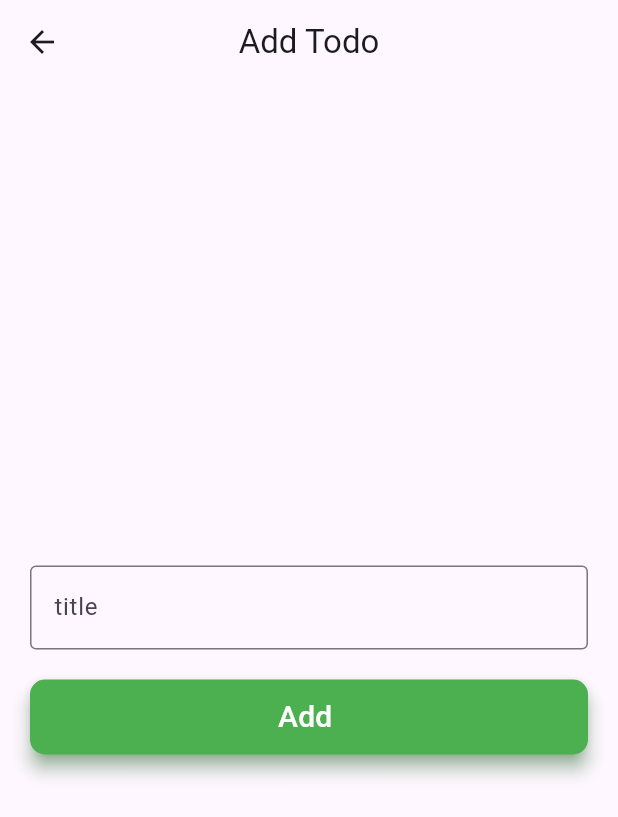
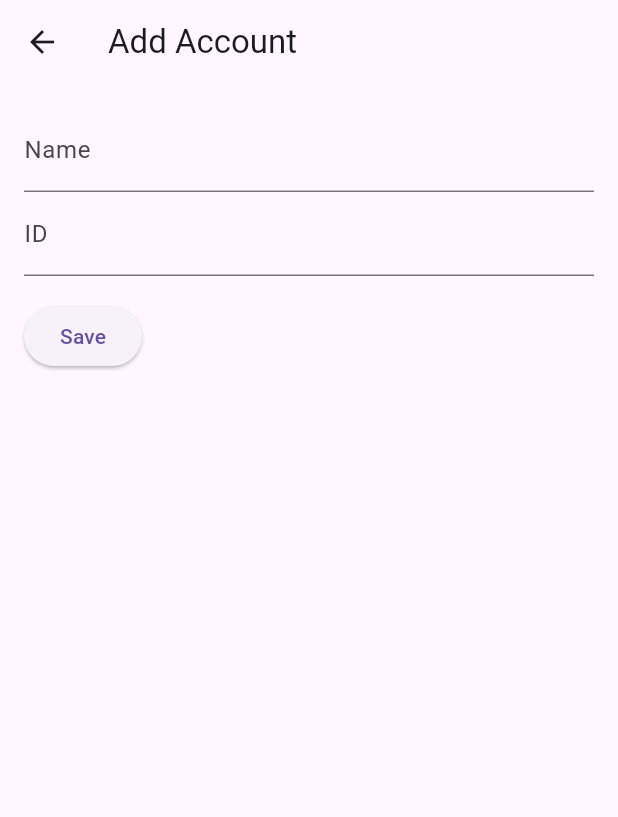
Before and after one commit to yasinpalash/All-Flutter-Resource, a Flutter app: the screen it shows after launch, after a tap on the "add" icon, on a phone screen of 412 x 824 dp. Shown: the top 817 px of the screen. Run offline on Flutter 3.47's test engine with Material 3 defaults, Android fonts, the light colour scheme and no system bars; our stand-ins replace get, hive; accounts and stored records are empty; generated files the repository leaves out were written again.

Commit message:
hive-database-design

```diff
--- /dev/null
+++ b/lib/Screens/account_list_screen.dart
@@ -0,0 +1,53 @@
+import 'package:flutter/material.dart';
+import 'package:hive/hive.dart';
+import '../modal_class/account_model.dart';
+import 'book_list_screen.dart';
+import 'add_account_screen.dart';
+
+class AccountListScreen extends StatelessWidget {
+  @override
+  Widget build(BuildContext context) {
+    return Scaffold(
+      appBar: AppBar(
+        title: Text('Accounts'),
+      ),
+      body: FutureBuilder(
+        future: Hive.openBox<AccountModel>('accounts'),
+        builder: (context, snapshot) {
+          if (snapshot.connectionState == ConnectionState.done) {
+            var accountsBox = Hive.box<AccountModel>('accounts');
+            return ListView.builder(
+              itemCount: accountsBox.length,
+              itemBuilder: (context, index) {
+                AccountModel account = accountsBox.getAt(index)!;
+                return ListTile(
+                  title: Text(account.name),
+                  subtitle: Text(account.id),
+                  onTap: () {
+                    Navigator.push(
+                      context,
+                      MaterialPageRoute(
+                        builder: (context) => BookListScreen(account: account),
+                      ),
+                    );
+                  },
+                );
+              },
+            );
+          } else {
+            return Center(child: CircularProgressIndicator());
+          }
+        },
+      ),
+      floatingActionButton: FloatingActionButton(
+        onPressed: () {
+          Navigator.push(
+            context,
+            MaterialPageRoute(builder: (context) => AddAccountScreen()),
+          );
+        },
+        child: Icon(Icons.add),
+      ),
+    );
+  }
+}
--- /dev/null
+++ b/lib/Screens/add_account_screen.dart
@@ -0,0 +1,45 @@
+import 'package:flutter/material.dart';
+import 'package:hive/hive.dart';
+import '../modal_class/account_model.dart';
+
+class AddAccountScreen extends StatelessWidget {
+  final TextEditingController nameController = TextEditingController();
+  final TextEditingController idController = TextEditingController();
+
+  @override
+  Widget build(BuildContext context) {
+    return Scaffold(
+      appBar: AppBar(
+        title: Text('Add Account'),
+      ),
+      body: Padding(
+        padding: EdgeInsets.all(16.0),
+        child: Column(
+          crossAxisAlignment: CrossAxisAlignment.start,
+          children: [
+            TextField(
+              controller: nameController,
+              decoration: InputDecoration(labelText: 'Name'),
+            ),
+            TextField(
+              controller: idController,
+              decoration: InputDecoration(labelText: 'ID'),
+            ),
+            SizedBox(height: 16.0),
+            ElevatedButton(
+              onPressed: () async {
+                var accountsBox = Hive.box<AccountModel>('accounts');
+                await accountsBox.add(AccountModel(
+                  nameController.text,
+                  idController.text,
+                ));
+                Navigator.pop(context);
+              },
+              child: Text('Save'),
+            ),
+          ],
+        ),
+      ),
+    );
+  }
+}
--- a/lib/Screens/add_todo.dart
+++ /dev/null
@@ -1,62 +0,0 @@
-import 'package:all_flutter_resource/modal_class/todo.dart';
-import 'package:flutter/material.dart';
-import 'package:hive/hive.dart';
-
-class AddTodo extends StatelessWidget {
-  AddTodo({super.key});
-
-  TextEditingController titleTEController = TextEditingController();
-  Box todoBox = Hive.box<Todo>('todo');
-  @override
-  Widget build(BuildContext context) {
-    return Scaffold(
-      appBar: AppBar(
-        title: const Text('Add Todo'),
-        centerTitle: true,
-      ),
-      body: Padding(
-        padding: const EdgeInsets.all(20),
-        child: Column(
-          mainAxisAlignment: MainAxisAlignment.center,
-          children: [
-            TextField(
-              controller: titleTEController,
-              decoration: const InputDecoration(
-                  label: Text('title'), border: OutlineInputBorder()),
-            ),
-            const SizedBox(
-              height: 20,
-            ),
-            Container(
-              height: 50,
-              width: double.infinity,
-              child: ElevatedButton(
-                style: ElevatedButton.styleFrom(
-                  backgroundColor: Colors.green,
-                  shadowColor: Colors.green,
-                  elevation: 5,
-                  shape: RoundedRectangleBorder(
-                    borderRadius: BorderRadius.circular(10),
-                  ),
-                  padding: const EdgeInsets.all(0.0),
-                ),
-                onPressed: () {
-                  if (titleTEController.text != '') {
-                    Todo newTodo =
-                        Todo(title: titleTEController.text, isCompleted: false);
-                    todoBox.add(newTodo);
-                    Navigator.pop(context);
-                  }
-                },
-                child: const Text(
-                  'Add ',
-                  style: TextStyle(fontSize: 20, color: Colors.white),
-                ),
-              ),
-            )
-          ],
-        ),
-      ),
-    );
-  }
-}
--- a/lib/Screens/homescreen.dart
+++ /dev/null
@@ -1,137 +0,0 @@
-import 'package:flutter/material.dart';
-import 'package:hive_flutter/adapters.dart';
-import '../modal_class/todo.dart';
-import 'add_todo.dart';
-import 'update_todo.dart';
-
-class HomeScreen extends StatefulWidget {
-  const HomeScreen({super.key});
-
-  @override
-  State<HomeScreen> createState() => _HomeScreenState();
-}
-
-class _HomeScreenState extends State<HomeScreen> {
-  late Box<Todo> todoBox;
-
-  @override
-  void initState() {
-    super.initState();
-    todoBox = Hive.box<Todo>('todo');
-  }
-
-  @override
-  Widget build(BuildContext context) {
-    return Scaffold(
-      appBar: AppBar(
-        centerTitle: true,
-        title: const Text('Hive Todos'),
-      ),
-      body: ValueListenableBuilder(
-        valueListenable: todoBox.listenable(),
-        builder: (context, Box<Todo> box, widget) {
-          if (box.isEmpty) {
-            return const Center(
-              child: Text(
-                'No Todos yet!',
-                style: TextStyle(fontSize: 18),
-              ),
-            );
-          } else {
-            return ListView.builder(
-              padding: const EdgeInsets.symmetric(vertical: 8.0, horizontal: 16.0),
-              itemCount: box.length,
-              itemBuilder: (context, index) {
-                Todo? todo = box.getAt(index);
-                return Card(
-                  elevation: 3,
-                  margin: const EdgeInsets.symmetric(vertical: 8.0),
-                  child: ListTile(
-                    leading: Checkbox(
-                      value: todo?.isCompleted,
-                      onChanged: (value) {
-                        Todo newTodo =
-                        Todo(title: todo!.title, isCompleted: value!);
-                        box.putAt(index, newTodo);
-                      },
-                    ),
-                    title: Text(
-                      todo!.title,
-                      style: TextStyle(
-                        fontSize: 18,
-                        fontWeight: FontWeight.bold,
-                        color: todo.isCompleted ? Colors.green : Colors.black,
-                      ),
-                    ),
-                    trailing: Row(
-                      mainAxisSize: MainAxisSize.min,
-                      children: [
-                        IconButton(
-                          onPressed: () {
-                            Navigator.push(
-                              context,
-                              MaterialPageRoute(
-                                builder: (context) => UpdateTodo(
-                                  index: index,
-                                  todo: todo!,
-                                ),
-                              ),
-                            );
-                          },
-                          icon: const Icon(Icons.edit, color: Colors.blue),
-                        ),
-                        IconButton(
-                          onPressed: () {
-                            _showDeleteConfirmation(context, index);
-                          },
-                          icon: const Icon(Icons.delete, color: Colors.red),
-                        ),
-                      ],
-                    ),
-                  ),
-                );
-              },
-            );
-          }
-        },
-      ),
-      floatingActionButton: FloatingActionButton(
-        backgroundColor: Colors.blue,
-        child: const Icon(
-          Icons.add,
-          color: Colors.white,
-        ),
-        onPressed: () {
-          Navigator.push(
-            context,
-            MaterialPageRoute(builder: (context) => AddTodo()),
-          );
-        },
-      ),
-    );
-  }
-
-  void _showDeleteConfirmation(BuildContext context, int index) {
-    showDialog(
-      context: context,
-      builder: (context) => AlertDialog(
-        title: const Text('Delete Todo'),
-        content: const Text('Are you sure you want to delete this todo?'),
-        actions: [
-          TextButton(
-            onPressed: () => Navigator.pop(context),
-            child: const Text('Cancel'),
-          ),
-          ElevatedButton(
-            onPressed: () {
-              todoBox.deleteAt(index);
-              Navigator.pop(context);
-            },
-            style: ElevatedButton.styleFrom(backgroundColor: Colors.red),
-            child: const Text('Delete'),
-          ),
-        ],
-      ),
-    );
-  }
-}
--- a/lib/main.dart
+++ b/lib/main.dart
@@ -1,32 +1,38 @@
-import 'dart:io';
-import 'package:all_flutter_resource/Screens/homescreen.dart';
-import 'package:all_flutter_resource/modal_class/todo.dart';
-import 'package:flutter/cupertino.dart';
-import 'package:get/get.dart';
+import 'package:flutter/material.dart';
 import 'package:hive/hive.dart';
-import 'package:path_provider/path_provider.dart';
+import 'package:path_provider/path_provider.dart' as path_provider;
 
+import 'Screens/account_list_screen.dart';
+import 'modal_class/book_model.dart';
+import 'modal_class/transaction_model.dart';
+import 'modal_class/account_model.dart';
 
-void main() async{
+void main() async {
   WidgetsFlutterBinding.ensureInitialized();
-  Directory directory=await getApplicationDocumentsDirectory();
-  Hive.init(directory.path);
-  //Register the adapter
-  Hive.registerAdapter(TodoAdapter());
-  //open a box with todos data type
-  await Hive.openBox<Todo>('todo');
+  final appDocumentDir = await path_provider.getApplicationDocumentsDirectory();
+  Hive.init(appDocumentDir.path);
 
-  await Hive.openBox('friend');
-  runApp( const MyApp());
+  Hive.registerAdapter(BookModelAdapter());
+  Hive.registerAdapter(TransactionModelAdapter());
+  Hive.registerAdapter(AccountModelAdapter());
+
+  await Hive.openBox<BookModel>('books');
+  await Hive.openBox<TransactionModel>('transactions');
+  await Hive.openBox<AccountModel>('accounts');
+
+  runApp(MyApp());
 }
+
 class MyApp extends StatelessWidget {
-  const MyApp({super.key});
-
   @override
   Widget build(BuildContext context) {
-    return const GetMaterialApp(
-      debugShowCheckedModeBanner: false,
-      home: HomeScreen(),
+    return MaterialApp(
+      title: 'Account Manager',
+      theme: ThemeData(
+        primarySwatch: Colors.blue,
+        visualDensity: VisualDensity.adaptivePlatformDensity,
+      ),
+      home: AccountListScreen(),
     );
   }
 }
--- /dev/null
+++ b/lib/modal_class/account_model.dart
@@ -0,0 +1,14 @@
+import 'package:hive/hive.dart';
+
+part 'account_model.g.dart';
+
+@HiveType(typeId: 2)
+class AccountModel extends HiveObject {
+  @HiveField(0)
+  late String name;
+
+  @HiveField(1)
+  late String id;
+
+  AccountModel(this.name, this.id);
+}
--- a/lib/modal_class/todo.dart
+++ /dev/null
@@ -1,13 +0,0 @@
-import 'package:hive/hive.dart';
-part 'todo.g.dart';
-@HiveType(typeId: 1)
-
-class Todo {
-  @HiveField(0)
-  final String title;
-
-  @HiveField(1)
-  final bool isCompleted;
-
-  Todo({required this.title, required this.isCompleted});
-}
```
Also changed, not shown: lib/Screens/add_book_screen.dart (added, +55 -0 lines), lib/Screens/add_transaction_screen.dart (added, +51 -0 lines), lib/Screens/book_detail_screen.dart (added, +57 -0 lines), lib/Screens/book_list_screen.dart (added, +61 -0 lines), lib/Screens/update_todo.dart (deleted, +0 -69 lines), lib/modal_class/book_model.dart (added, +20 -0 lines), lib/modal_class/transaction_model.dart (added, +20 -0 lines), lib/modal_class/todo.g.dart (deleted).
